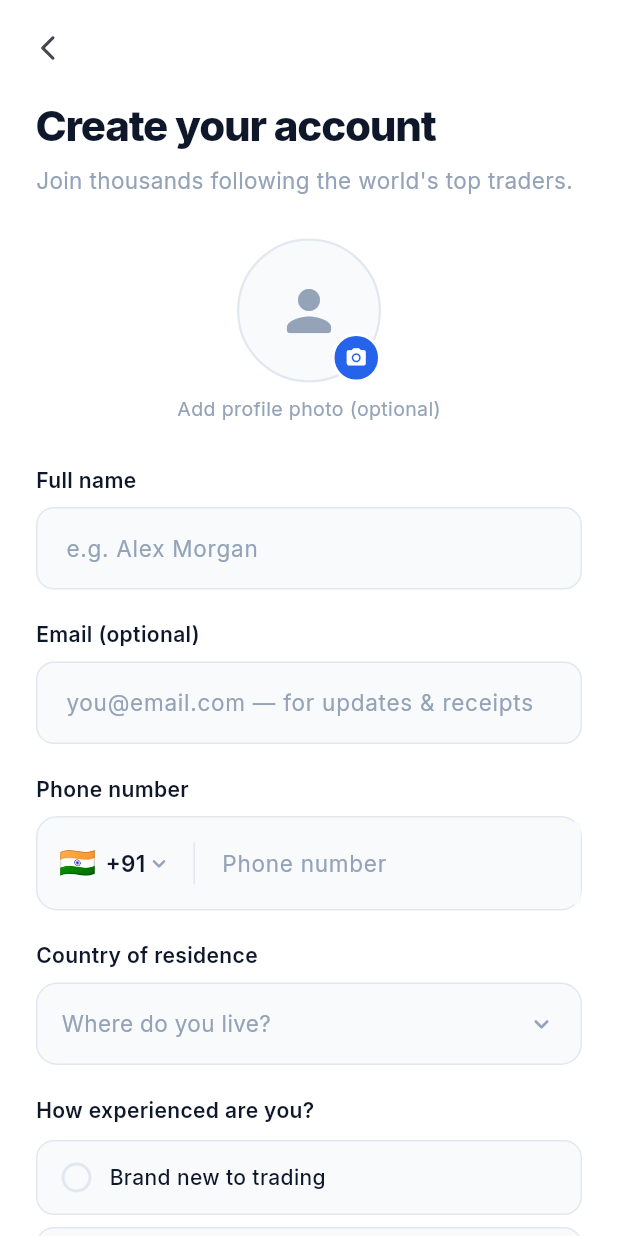
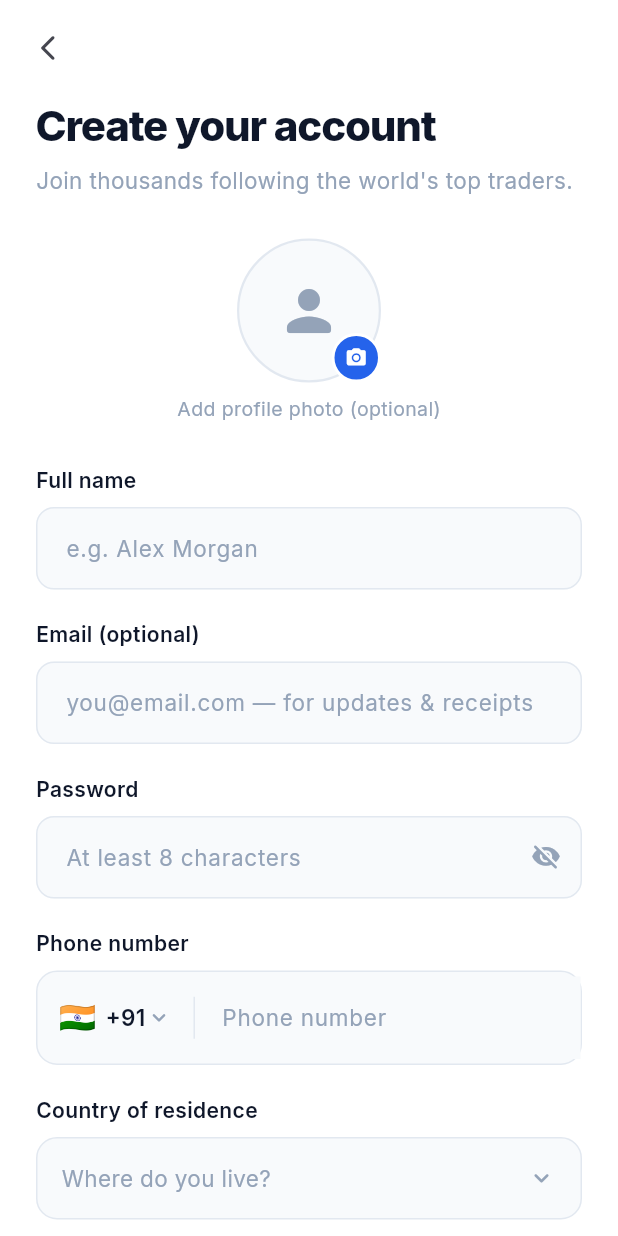
Before and after one commit to shazerlone/tv_license_app, a Flutter app: the FollowerRegisterScreen screen opened directly, on a phone screen of 412 x 824 dp. Run offline on Flutter 3.47's test engine with Material 3 defaults, Android fonts, the phone set to English and light mode, and no system bars; our stand-ins replace firebase_core, firebase_messaging, google_fonts, image_picker, qr_flutter, share_plus and 3 more; missing offline and left inert: dart:html, flutter_webrtc, gal; accounts and stored records are empty; network calls fail.

Commit message:
feat(auth): set an account password at registration (no more passwordless accounts)
- backend: register/follower and register/creator accept an optional write-only
  password (>=8 chars) and store it as a bcrypt hash, so users can sign in with
  email + password afterwards
- mobile: both registration flows now require a password field (8+ chars),
  threaded through AuthApi.registerFollower/registerCreator

Co-Authored-By: Claude Opus 4.8 <noreply@anthropic.com>
Claude-Session: https://claude.ai/code/session_01KSLhgA3su6KMHBKNL29uhB

```diff
--- a/mobile/lib/screens/follower_register_screen.dart
+++ b/mobile/lib/screens/follower_register_screen.dart
@@ -25,6 +25,8 @@ class _FollowerRegisterScreenState extends State<FollowerRegisterScreen>
   final _nameController = TextEditingController();
   final _phoneController = TextEditingController();
   final _emailController = TextEditingController();
+  final _passwordController = TextEditingController();
+  bool _obscurePassword = true;
 
   Country _country = countryByIso('IN');
   Country? _residence;
@@ -70,6 +72,7 @@ class _FollowerRegisterScreenState extends State<FollowerRegisterScreen>
     _nameController.dispose();
     _phoneController.dispose();
     _emailController.dispose();
+    _passwordController.dispose();
     super.dispose();
   }
 
@@ -95,6 +98,7 @@ class _FollowerRegisterScreenState extends State<FollowerRegisterScreen>
     final phone = '${_country.dialCode} ${_phoneController.text.trim()}';
     final name = _nameController.text.trim();
     final email = _emailController.text.trim();
+    final password = _passwordController.text;
     setState(() => _isLoading = true);
 
     // ── Live backend: register returns { token, user } — an immediate session.
@@ -108,6 +112,7 @@ class _FollowerRegisterScreenState extends State<FollowerRegisterScreen>
           interests: _interests.toList(),
           photoUrl: _photoDataUrl,
           email: email,
+          password: password,
         );
         if (!mounted) return;
         final nav = Navigator.of(context);
@@ -234,6 +239,26 @@ class _FollowerRegisterScreenState extends State<FollowerRegisterScreen>
                           style: GoogleFonts.inter(fontSize: 15, color: AppColors.textPrimary),
                           decoration: const InputDecoration(hintText: 'you@email.com — for updates & receipts'),
                           validator: (v) => (v != null && v.isNotEmpty && !v.contains('@')) ? 'Enter a valid email' : null,
+                        ),
+                        const SizedBox(height: 20),
+
+                        _Label('Password'),
+                        const SizedBox(height: 8),
+                        TextFormField(
+                          controller: _passwordController,
+                          obscureText: _obscurePassword,
+                          textInputAction: TextInputAction.next,
+                          autocorrect: false,
+                          enableSuggestions: false,
+                          style: GoogleFonts.inter(fontSize: 15, color: AppColors.textPrimary),
+                          decoration: InputDecoration(
+                            hintText: 'At least 8 characters',
+                            suffixIcon: IconButton(
+                              icon: Icon(_obscurePassword ? Icons.visibility_off_rounded : Icons.visibility_rounded, size: 20, color: AppColors.textMuted),
+                              onPressed: () => setState(() => _obscurePassword = !_obscurePassword),
+                            ),
+                          ),
+                          validator: (v) => (v == null || v.length < 8) ? 'Use at least 8 characters' : null,
                         ),
                         const SizedBox(height: 20),
 
--- a/mobile/lib/services/auth_api.dart
+++ b/mobile/lib/services/auth_api.dart
@@ -51,6 +51,7 @@ class AuthApi {
     List<String>? interests,
     String? photoUrl,
     String? email,
+    String? password,
   }) async {
     final res = await _api.post('/auth/register/follower', {
       'name': name,
@@ -60,6 +61,7 @@ class AuthApi {
       if (interests != null) 'interests': interests,
       if (photoUrl != null) 'photoUrl': photoUrl,
       if (email != null && email.isNotEmpty) 'email': email,
+      if (password != null && password.isNotEmpty) 'password': password,
     });
     return _session(res as Map);
   }
@@ -74,6 +76,7 @@ class AuthApi {
     required String platform,
     required Map<String, dynamic> verification,
     String? email,
+    String? password,
   }) async {
     final res = await _api.post('/auth/register/creator', {
       'name': name,
@@ -83,6 +86,7 @@ class AuthApi {
       'platform': platform,
       'verification': verification,
       if (email != null && email.isNotEmpty) 'email': email,
+      if (password != null && password.isNotEmpty) 'password': password,
     });
     return _session(res as Map);
   }
```
Also changed, not shown: mobile/lib/screens/trader_register_screen.dart (+19 -0 lines), 2 other files.
